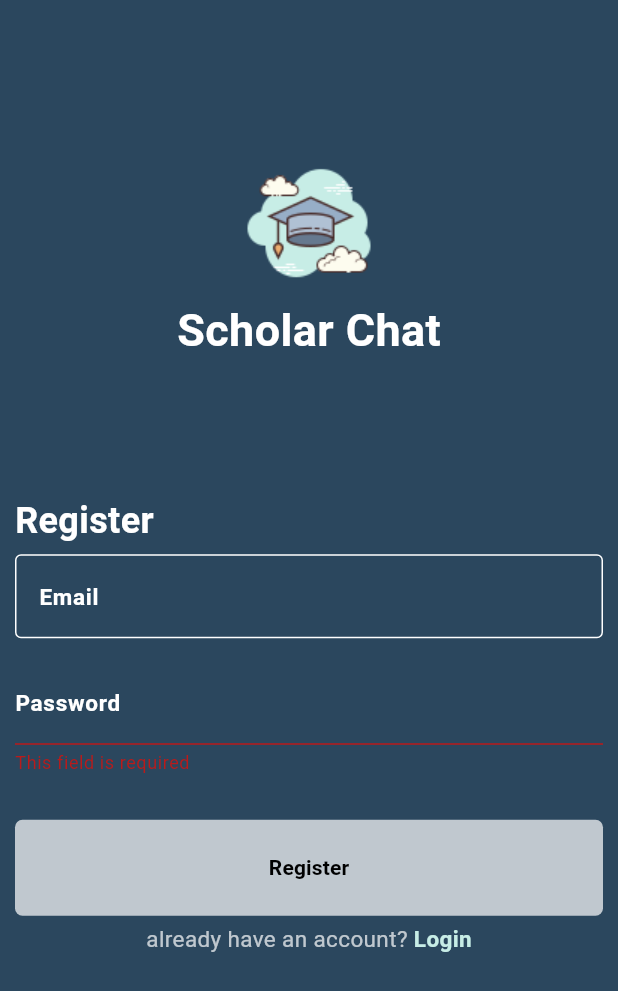
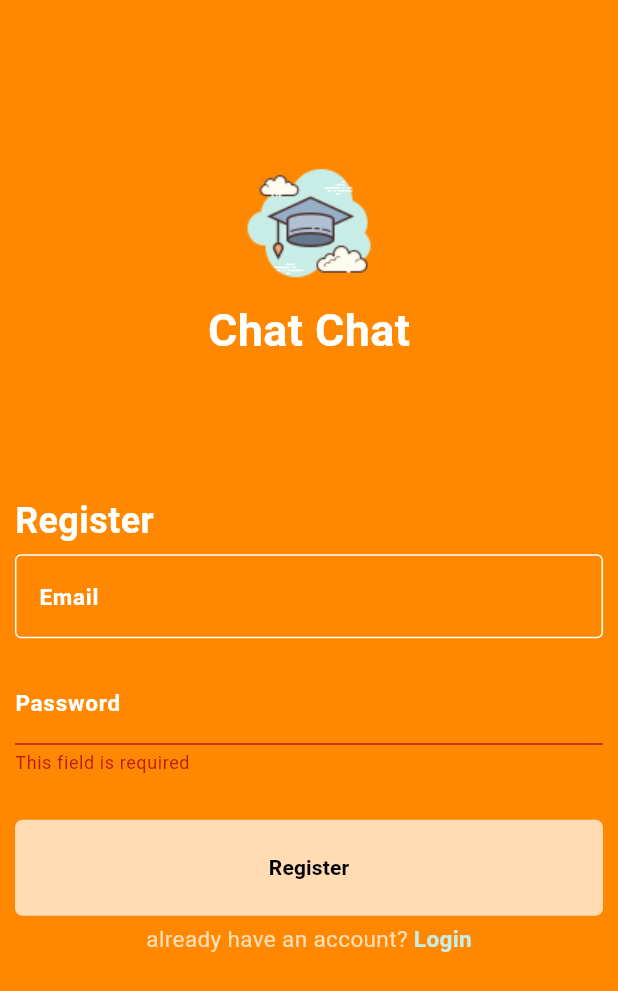
Before and after one commit to Sami-Saqr/Final-Flutter-Project, a Flutter app: the screen it shows after launch, after a tap on "Register", on a phone screen of 412 x 824 dp. Shown: the top 991 px of the screen. Run offline on Flutter 3.47's test engine with Material 3 defaults, Android fonts, the light colour scheme and no system bars; drawn by our look-alikes of modal_progress_hud_nsn; our stand-ins replace bloc, cloud_firestore, firebase_auth, firebase_core, flutter_bloc; accounts and stored records are empty; network calls fail.

Commit message:
edit on project colors

```diff
--- a/lib/Constants/constants.dart
+++ b/lib/Constants/constants.dart
@@ -1,6 +1,6 @@
 import 'package:flutter/material.dart';
 
-const kPrimaryColor = Color(0xff2B475E);
+const kPrimaryColor = Color.fromARGB(255, 255, 136, 0);
 const kSecondaryColor = Color.fromARGB(255, 18, 168, 56);
 const kLogo = 'assets/images/scholar.png';
 const kMessagesCollections = 'messages';
--- a/lib/features/auth/presentation/pages/login_page.dart
+++ b/lib/features/auth/presentation/pages/login_page.dart
@@ -53,7 +53,7 @@ class LogIn extends StatelessWidget {
                   const Spacer(flex: 1),
                   Image.asset(kLogo),
                   Text(
-                    'Scholar chat',
+                    'Chat chat',
                     style: textStyle,
                   ),
                   const Spacer(flex: 1),
--- a/lib/features/auth/presentation/pages/registeration.dart
+++ b/lib/features/auth/presentation/pages/registeration.dart
@@ -55,7 +55,7 @@ class Registeration extends StatelessWidget {
                     const Spacer(flex: 1),
                     Image.asset(kLogo),
                     Text(
-                      'Scholar Chat',
+                      'Chat Chat',
                       style: textStyle,
                     ),
                     const Spacer(flex: 1),
--- a/lib/main.dart
+++ b/lib/main.dart
@@ -9,5 +9,5 @@ void main() async {
   await Firebase.initializeApp(
     options: DefaultFirebaseOptions.currentPlatform,
   );
-  runApp(ScholarChat());
+  runApp(ChatApp());
 }
--- a/lib/my_app.dart
+++ b/lib/my_app.dart
@@ -7,8 +7,8 @@ import 'package:flutter_bloc/flutter_bloc.dart';
 
 import 'features/auth/presentation/pages/registeration.dart';
 
-class ScholarChat extends StatelessWidget {
-  const ScholarChat({super.key});
+class ChatApp extends StatelessWidget {
+  const ChatApp({super.key});
 
   // This widget is the root of your application.
   @override
@@ -24,7 +24,7 @@ class ScholarChat extends StatelessWidget {
       ],
       child: MaterialApp(
         debugShowCheckedModeBanner: false,
-        title: 'Scholar Chat',
+        title: 'Chat Chat',
         routes: {
           Registeration.id: (context) => Registeration(),
           LogIn.id: (context) => LogIn(),
```
Also changed, not shown: 3 other files.
